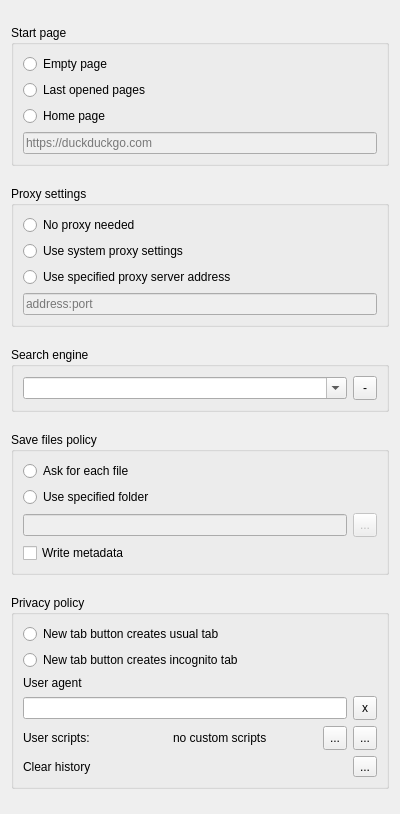
This is settingspage.ui in mistificator/meow as Qt 5 draws it before an edit. The edited form follows.
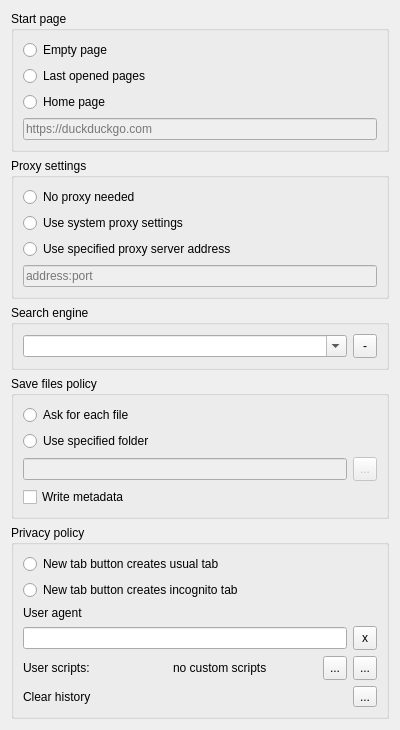
This is the edited form.

Diff of the .ui file:
```diff
--- a/settingspage.ui
+++ b/settingspage.ui
@@ -7,7 +7,7 @@
     <x>0</x>
     <y>0</y>
     <width>400</width>
-    <height>814</height>
+    <height>656</height>
    </rect>
   </property>
   <property name="windowTitle">
```
Left out of the diff: 42 changed lines with no effect on the pictures.
